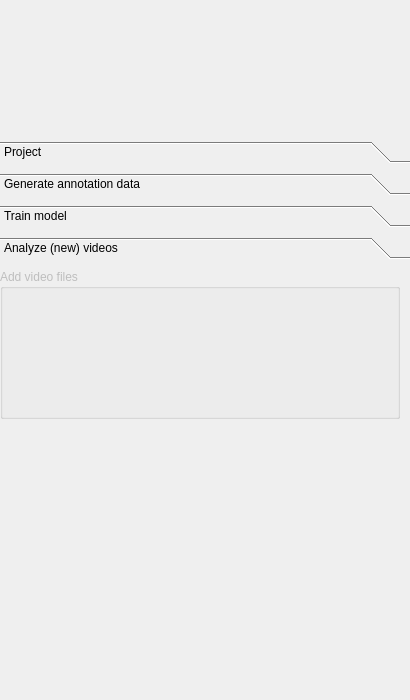
horsto/OCTRON-GUI, file octron/qt_gui/octron.ui: the form before one commit.
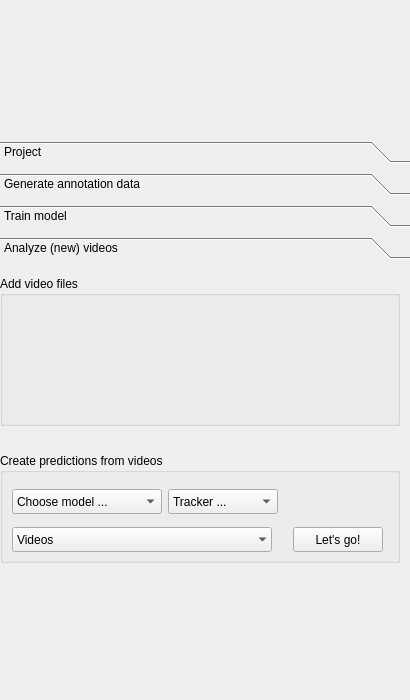
The form after the commit. The open tabs and pages were chosen to show the change. Icons and pictures are not drawn.

Commit message: Prepared more GUI elements for prediction

```diff
--- a/octron/qt_gui/octron.ui
+++ b/octron/qt_gui/octron.ui
@@ -2011,14 +2011,20 @@
           <x>0</x>
           <y>0</y>
           <width>402</width>
-          <height>150</height>
+          <height>313</height>
          </rect>
         </property>
         <layout class="QVBoxLayout" name="predict_verticalLayout">
+         <property name="spacing">
+          <number>20</number>
+         </property>
+         <property name="bottomMargin">
+          <number>10</number>
+         </property>
          <item>
           <widget class="QGroupBox" name="predict_video_drop_groupbox">
            <property name="enabled">
-            <bool>false</bool>
+            <bool>true</bool>
            </property>
            <property name="sizePolicy">
             <sizepolicy hsizetype="Maximum" vsizetype="Maximum">
@@ -2079,6 +2085,171 @@
            </layout>
           </widget>
          </item>
+         <item>
+          <widget class="QGroupBox" name="predict_video_predict_groupbox">
+           <property name="enabled">
+            <bool>true</bool>
+           </property>
+           <property name="sizePolicy">
+            <sizepolicy hsizetype="Maximum" vsizetype="Maximum">
+             <horstretch>0</horstretch>
+             <verstretch>0</verstretch>
+            </sizepolicy>
+           </property>
+           <property name="minimumSize">
+            <size>
+             <width>400</width>
+             <height>110</height>
+            </size>
+           </property>
+           <property name="maximumSize">
+            <size>
+             <width>400</width>
+             <height>110</height>
+            </size>
+           </property>
+           <property name="title">
+            <string>Create predictions from videos</string>
+           </property>
+           <widget class="QWidget" name="">
+            <property name="geometry">
+             <rect>
+              <x>12</x>
+              <y>32</y>
+              <width>381</width>
+              <height>71</height>
+             </rect>
+            </property>
+            <layout class="QGridLayout" name="gridLayout_2">
+             <item row="0" column="0" alignment="Qt::AlignmentFlag::AlignLeft|Qt::AlignmentFlag::AlignVCenter">
+              <widget class="QComboBox" name="yolomodel_trained_list">
+               <property name="enabled">
+                <bool>true</bool>
+               </property>
+               <property name="minimumSize">
+                <size>
+                 <width>150</width>
+                 <height>25</height>
+                </size>
+               </property>
+               <property name="maximumSize">
+                <size>
+                 <width>150</width>
+                 <height>25</height>
+                </size>
+               </property>
+               <property name="toolTip">
+                <string>OCTRON user trained models that are found in the project path</string>
+               </property>
+               <item>
+                <property name="text">
+                 <string>Choose model ...</string>
+                </property>
+               </item>
+              </widget>
+             </item>
+             <item row="0" column="1" alignment="Qt::AlignmentFlag::AlignHCenter|Qt::AlignmentFlag::AlignVCenter">
+              <widget class="QComboBox" name="yolomodel_tracker_list">
+               <property name="minimumSize">
+                <size>
+                 <width>110</width>
+                 <height>25</height>
+                </size>
+               </property>
+               <property name="maximumSize">
+                <size>
+                 <width>110</width>
+                 <height>25</height>
+                </size>
+               </property>
+               <property name="toolTip">
+                <string>OCTRON user trained models that are found in the project path</string>
+               </property>
+               <item>
+                <property name="text">
+                 <string>Tracker ...</string>
+                </property>
+               </item>
+               <item>
+                <property name="text">
+                 <string>ByteTrack</string>
+                </property>
+               </item>
+              </widget>
+             </item>
+             <item row="1" column="0" colspan="2" alignment="Qt::AlignmentFlag::AlignLeft|Qt::AlignmentFlag::AlignVCenter">
+              <widget class="QComboBox" name="videos_for_prediction_list">
+               <property name="minimumSize">
+                <size>
+                 <width>260</width>
+                 <height>25</height>
+                </size>
+               </property>
+               <property name="maximumSize">
+                <size>
+                 <width>260</width>
+                 <height>25</height>
+                </size>
+               </property>
+               <property name="toolTip">
+                <string>Select, add or remove labels</string>
+               </property>
+               <property name="editable">
+                <bool>false</bool>
+               </property>
+               <property name="currentText">
+                <string>Videos</string>
+               </property>
+               <property name="maxCount">
+                <number>15</number>
+               </property>
+               <property name="sizeAdjustPolicy">
+                <enum>QComboBox::SizeAdjustPolicy::AdjustToContents</enum>
+               </property>
+               <property name="iconSize">
+                <size>
+                 <width>14</width>
+                 <height>14</height>
+                </size>
+               </property>
+               <property name="frame">
+                <bool>false</bool>
+               </property>
+               <item>
+                <property name="text">
+                 <string>Videos</string>
+                </property>
+               </item>
+               <item>
+                <property name="text">
+                 <string>⊖ Remove</string>
+                </property>
+               </item>
+              </widget>
+             </item>
+             <item row="1" column="2" alignment="Qt::AlignmentFlag::AlignHCenter|Qt::AlignmentFlag::AlignVCenter">
+              <widget class="QPushButton" name="predict_start_interrupt_btn">
+               <property name="minimumSize">
+                <size>
+                 <width>90</width>
+                 <height>25</height>
+                </size>
+               </property>
+               <property name="maximumSize">
+                <size>
+                 <width>90</width>
+                 <height>25</height>
+                </size>
+               </property>
+               <property name="text">
+                <string>Let's go!</string>
+               </property>
+              </widget>
+             </item>
+            </layout>
+           </widget>
+          </widget>
+         </item>
         </layout>
        </widget>
       </widget>
```
Left out of the diff: 8 changed lines with no effect on the pictures. The commit also changes 4 other files.
